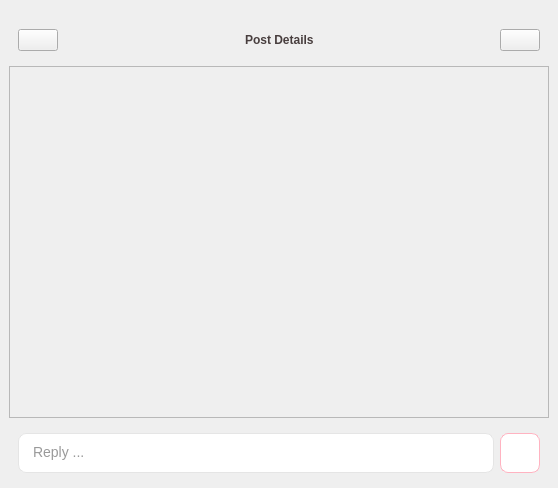
The window that ui/postPage.ui (FrenchFries-101/frontend) describes before a commit, drawn with Qt 5.
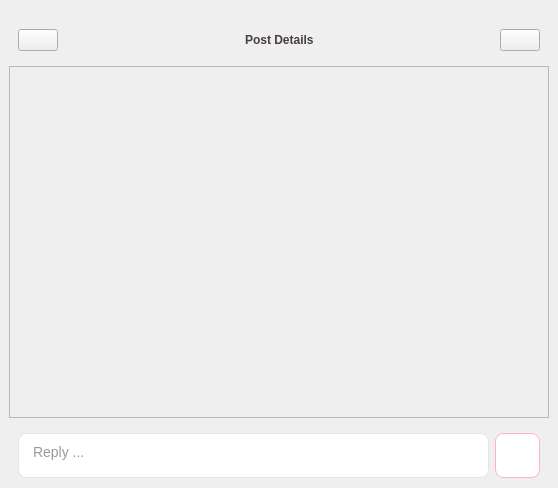
The same window after the commit. Icons and pictures are not drawn.

Diff of the .ui file:
```diff
--- a/ui/postPage.ui
+++ b/ui/postPage.ui
@@ -394,14 +394,14 @@
            <widget class="QTextEdit" name="reply_input">
             <property name="minimumSize">
              <size>
-              <width>0</width>
-              <height>40</height>
+              <width>450</width>
+              <height>45</height>
              </size>
             </property>
             <property name="maximumSize">
              <size>
-              <width>16777215</width>
-              <height>40</height>
+              <width>1100</width>
+              <height>45</height>
              </size>
             </property>
             <property name="styleSheet">
@@ -451,16 +451,22 @@
           </item>
           <item>
            <widget class="QPushButton" name="reply_button">
+            <property name="sizePolicy">
+             <sizepolicy hsizetype="Fixed" vsizetype="Fixed">
+              <horstretch>0</horstretch>
+              <verstretch>0</verstretch>
+             </sizepolicy>
+            </property>
             <property name="minimumSize">
              <size>
-              <width>25</width>
-              <height>40</height>
+              <width>45</width>
+              <height>45</height>
              </size>
             </property>
             <property name="maximumSize">
              <size>
-              <width>40</width>
-              <height>40</height>
+              <width>45</width>
+              <height>45</height>
              </size>
             </property>
             <property name="layoutDirection">
@@ -474,8 +480,6 @@
 
     border: 1px solid #ffb3c1;
     border-radius: 8px;
-
-    padding: 6px 14px;
 }
 
 
```
Left out of the diff: 4 changed lines with no effect on the pictures.
